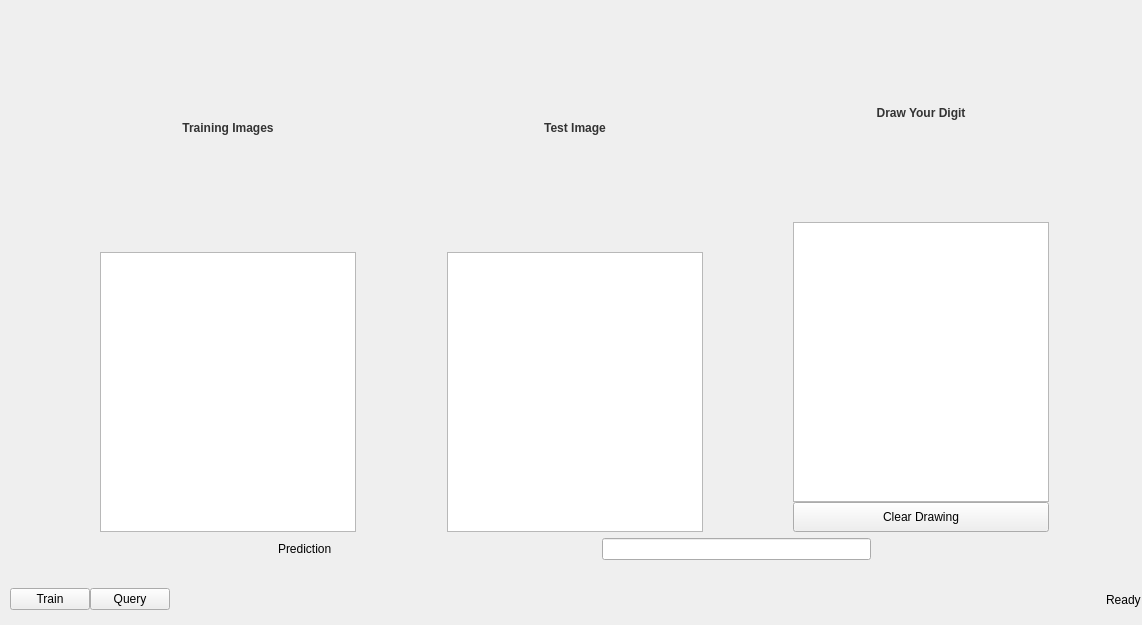
Qt form src/mainwindow.ui (isaac76/nermal) before a commit.
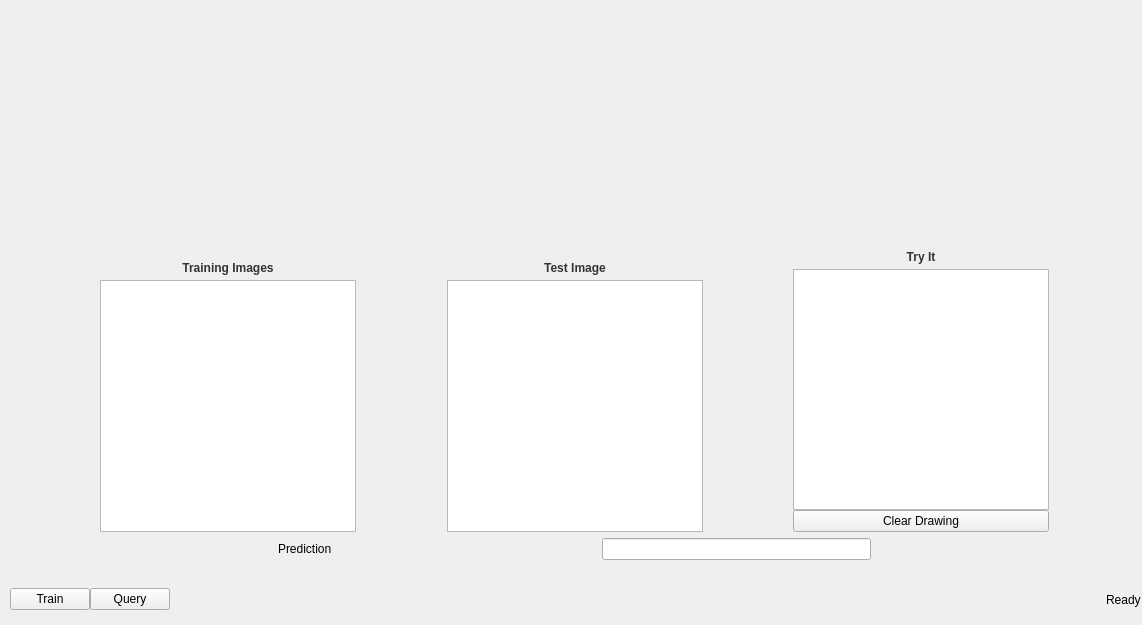
The same form after that commit.

```diff
--- a/src/mainwindow.ui
+++ b/src/mainwindow.ui
@@ -136,6 +136,19 @@
        </item>
        <item>
         <layout class="QVBoxLayout" name="trainingImageLayout">
+         <item>
+          <spacer name="verticalSpacer">
+           <property name="orientation">
+            <enum>Qt::Vertical</enum>
+           </property>
+           <property name="sizeHint" stdset="0">
+            <size>
+             <width>20</width>
+             <height>40</height>
+            </size>
+           </property>
+          </spacer>
+         </item>
          <item>
           <widget class="QLabel" name="trainingImageLabel">
            <property name="text">
@@ -176,6 +189,19 @@
        </item>
        <item>
         <layout class="QVBoxLayout" name="testImageLayout">
+         <item>
+          <spacer name="verticalSpacer_2">
+           <property name="orientation">
+            <enum>Qt::Vertical</enum>
+           </property>
+           <property name="sizeHint" stdset="0">
+            <size>
+             <width>20</width>
+             <height>40</height>
+            </size>
+           </property>
+          </spacer>
+         </item>
          <item>
           <widget class="QLabel" name="testImageLabel">
            <property name="text">
@@ -216,10 +242,23 @@
        </item>
        <item>
         <layout class="QVBoxLayout" name="drawingAreaLayout">
+         <item>
+          <spacer name="verticalSpacer_3">
+           <property name="orientation">
+            <enum>Qt::Vertical</enum>
+           </property>
+           <property name="sizeHint" stdset="0">
+            <size>
+             <width>20</width>
+             <height>40</height>
+            </size>
+           </property>
+          </spacer>
+         </item>
          <item>
           <widget class="QLabel" name="drawingAreaLabel">
            <property name="text">
-            <string>Draw Your Digit</string>
+            <string>Try It</string>
            </property>
            <property name="alignment">
             <set>Qt::AlignCenter</set>
```
Left out of the diff: 24 changed lines with no effect on the pictures.
